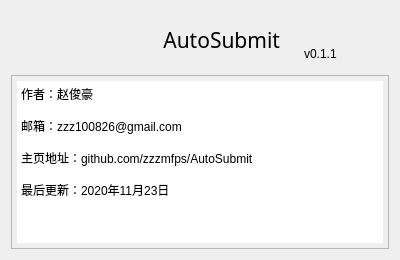
This is assets/ui/about.ui in zzzmfps/AutoSubmit as Qt 5 draws it before an edit. The edited form follows.
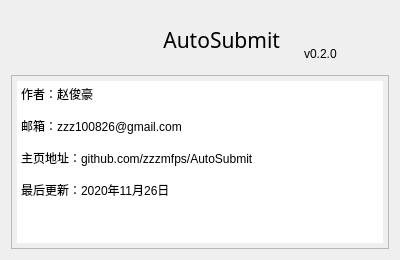
This is the edited form.

Diff of the .ui file:
```diff
--- a/assets/ui/about.ui
+++ b/assets/ui/about.ui
@@ -58,7 +58,7 @@
      <item>
       <widget class="QLabel" name="version">
        <property name="text">
-        <string>v0.1.1</string>
+        <string>v0.2.0</string>
        </property>
        <property name="alignment">
         <set>Qt::AlignBottom|Qt::AlignLeading|Qt::AlignLeft</set>
@@ -80,7 +80,7 @@
 &lt;p style=&quot;-qt-paragraph-type:empty; margin-top:0px; margin-bottom:0px; margin-left:0px; margin-right:0px; -qt-block-indent:0; text-indent:0px;&quot;&gt;&lt;br /&gt;&lt;/p&gt;
 &lt;p style=&quot; margin-top:0px; margin-bottom:0px; margin-left:0px; margin-right:0px; -qt-block-indent:0; text-indent:0px;&quot;&gt;主页地址：github.com/zzzmfps/AutoSubmit&lt;/p&gt;
 &lt;p style=&quot;-qt-paragraph-type:empty; margin-top:0px; margin-bottom:0px; margin-left:0px; margin-right:0px; -qt-block-indent:0; text-indent:0px;&quot;&gt;&lt;br /&gt;&lt;/p&gt;
-&lt;p style=&quot; margin-top:0px; margin-bottom:0px; margin-left:0px; margin-right:0px; -qt-block-indent:0; text-indent:0px;&quot;&gt;最后更新：2020年11月23日&lt;/p&gt;&lt;/body&gt;&lt;/html&gt;</string>
+&lt;p style=&quot; margin-top:0px; margin-bottom:0px; margin-left:0px; margin-right:0px; -qt-block-indent:0; text-indent:0px;&quot;&gt;最后更新：2020年11月26日&lt;/p&gt;&lt;/body&gt;&lt;/html&gt;</string>
      </property>
     </widget>
    </item>
```
